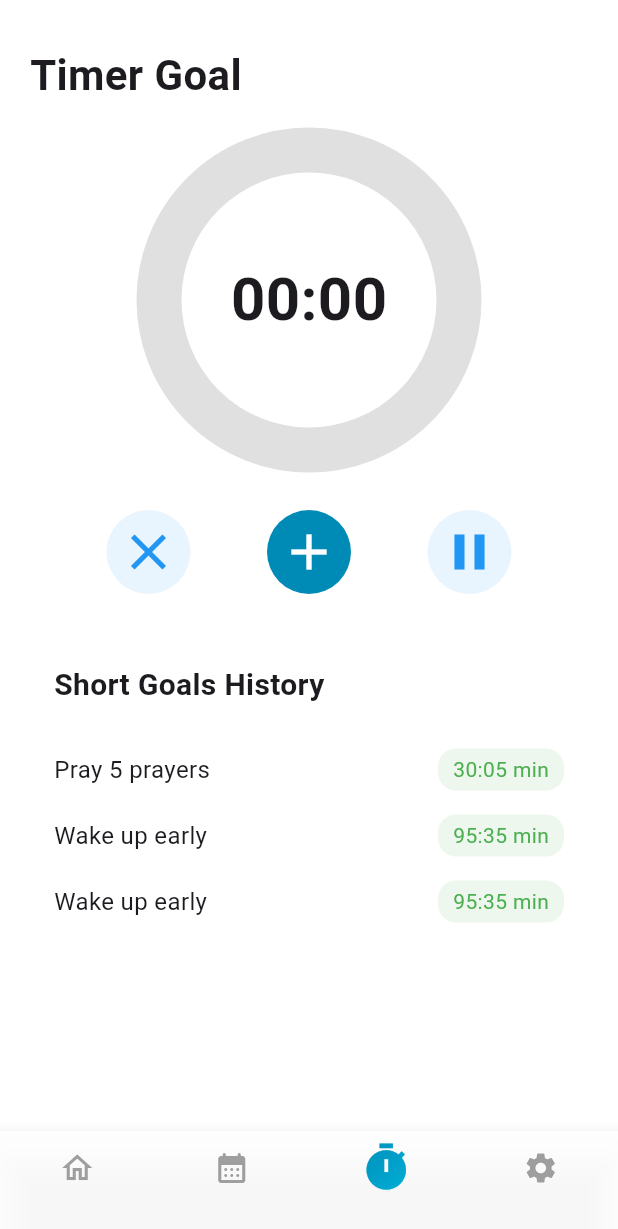
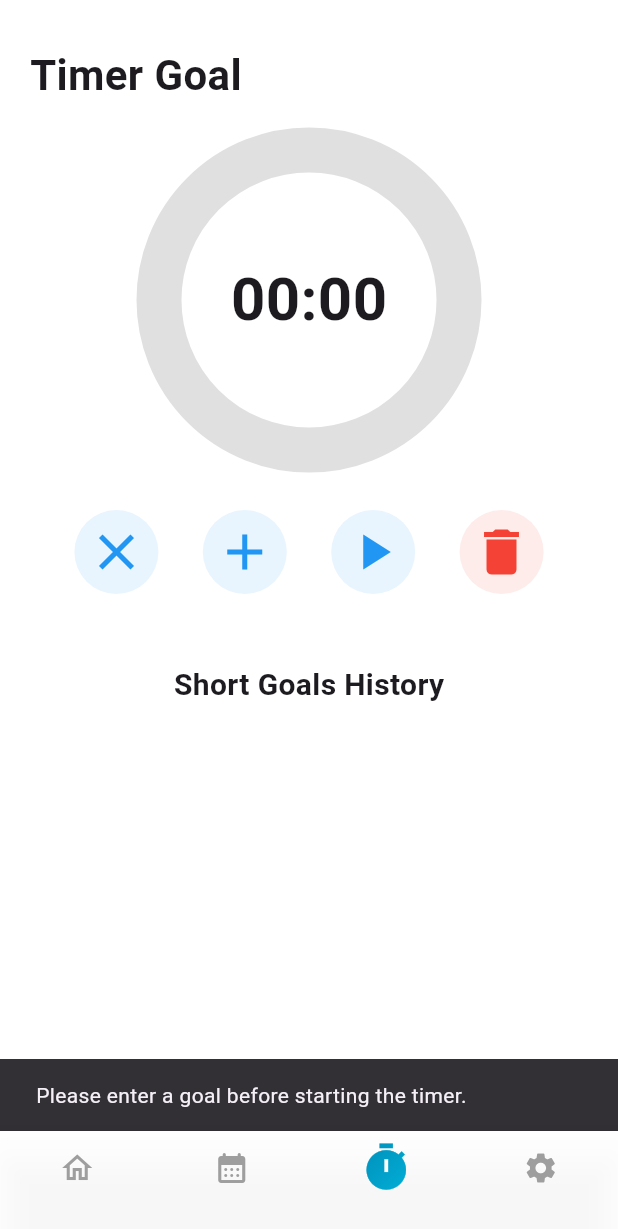
Before and after one commit to MohamedOsama012/habid, a Flutter app: the screen it shows after launch, item 3 of the bottom bar chosen, after a tap on the "play arrow" icon, on a phone screen of 412 x 824 dp. Shown: the top 1229 px of the screen. Run offline on Flutter 3.47's test engine with Material 3 defaults, Android fonts, the phone set to English and light mode, and no system bars; drawn by our look-alikes of loader_overlay; our stand-ins replace awesome_snackbar_content, bloc, cloud_firestore, firebase_auth, firebase_core, flutter_bloc and 7 more; accounts and stored records are empty.

Commit message:
finsh timer 2

```diff
--- a/lib/feature/home/ui/screen/navbar.dart
+++ b/lib/feature/home/ui/screen/navbar.dart
@@ -14,7 +14,7 @@ class _BottomNavBarState extends State<BottomNavBar>
     with WidgetsBindingObserver {
   int curentIndex = 0;
   final screen = [
-    HomeScreen(), // Replace with HomeScreen()
+    const HomeScreen(), // Replace with HomeScreen()
     HabitCalendar(),
     TimerGoalScreen(),
     const Center(child: Text("setting")),
--- a/lib/feature/home/ui/widget/goal_widget.dart
+++ b/lib/feature/home/ui/widget/goal_widget.dart
@@ -56,14 +56,13 @@ class GoalWidget extends StatelessWidget {
               //!2
               BlocBuilder<HomeCubit, HomeState>(
                 builder: (context, state) {
-                  return cubit.goalList.isEmpty
-                      ? Text("not goal Yet")
-                      : ListView.builder(
+                  log("ooooooooooooooooooooooooooooo");
+                  log(state.toString());
+                  return ListView.builder(
                     shrinkWrap: true,
                     itemBuilder: (context, index) {
                       return GoalContaner(
                         dateGoal: cubit.goalList[index],
-                              habitName: cubit.toDohabitList[index].name,
                       );
                     },
                     itemCount: cubit.goalList.length,
--- /dev/null
+++ b/lib/feature/timer/task.dart
@@ -0,0 +1,14 @@
+import 'package:hive/hive.dart';
+
+part 'task.g.dart';
+
+@HiveType(typeId: 0)
+class Task {
+  @HiveField(0)
+  String name;
+
+  @HiveField(1)
+  String period;
+
+  Task({required this.name, required this.period});
+}
--- a/lib/feature/timer/timer_screen.dart
+++ b/lib/feature/timer/timer_screen.dart
@@ -1,7 +1,10 @@
 import 'package:flutter/material.dart';
 import 'package:flutter/services.dart';
+import 'package:habit_track/feature/timer/task.dart';
 import 'dart:async';
 import 'dart:math';
+
+import 'package:hive/hive.dart';
 
 class TimerGoalScreen extends StatefulWidget {
   @override
@@ -29,6 +32,63 @@ class _TimerGoalScreenState extends State<TimerGoalScreen> {
   void initState() {
     super.initState();
     _startTimer();
+    _loadTasks();
+  }
+
+  @override
+  void dispose() {
+    // _timer?.cancel();
+    super.dispose();
+  }
+
+  void _clearHiveData() async {
+    var taskBox = Hive.box('taskBox');
+    await taskBox.clear();
+  }
+
+  List<Task> _tasks = [];
+
+  void _loadTasks() async {
+    var taskBox = Hive.box('taskBox');
+
+    setState(() {
+      _tasks = taskBox.values.cast<Task>().toList();
+    });
+  }
+
+  void _resetHistory() async {
+    if (_tasks.isEmpty) {
+      ScaffoldMessenger.of(context).showSnackBar(
+        SnackBar(
+          content: Text('No goals to delete.'),
+          duration: Duration(seconds: 1),
+        ),
+      );
+    } else {
+      var taskBox = Hive.box('taskBox');
+      await taskBox.deleteFromDisk();
+
+      await Hive.openBox('taskBox');
+
+      setState(() {
+        _timeStart = 0;
+        _timeLeft = 0;
+        _isPaused = true;
+        _tasks = [];
+      });
+    }
+  }
+
+  void _saveGoalToHive(
+      String taskName, int hours, int minutes, int seconds) async {
+    String period =
+        '${hours.toString().padLeft(2, '0')}:${minutes.toString().padLeft(2, '0')}:${seconds.toString().padLeft(2, '0')}';
+
+    var taskBox = Hive.box('taskBox');
+    Task newTask = Task(name: taskName, period: period);
+
+    await taskBox.add(newTask);
+    _loadTasks();
   }
 
   void _startTimer() {
@@ -40,16 +100,46 @@ class _TimerGoalScreenState extends State<TimerGoalScreen> {
         });
       } else if (_timeLeft == 0) {
         _isTimerRunning = false;
+        _isPaused = true;
         timer.cancel();
+
+        if (_goalController.text.isNotEmpty) {
+          int hours = int.tryParse(_hoursController.text) ?? 0;
+          int minutes = int.tryParse(_minutesController.text) ?? 0;
+          int seconds = int.tryParse(_secondsController.text) ?? 0;
+
+          _saveGoalToHive(_goalController.text, hours, minutes, seconds);
+
+          ScaffoldMessenger.of(context).showSnackBar(
+            SnackBar(
+              content: Text('Task "${_goalController.text}" added to history.'),
+              duration: Duration(seconds: 1),
+            ),
+          );
+        }
+
+        _goalController.clear();
+        _hoursController.clear();
+        _minutesController.clear();
+        _secondsController.clear();
       }
     });
   }
 
   void _togglePause() {
+    if (_goalController.text.isEmpty) {
+      ScaffoldMessenger.of(context).showSnackBar(
+        SnackBar(
+          content: Text('Please enter a goal before starting the timer.'),
+          duration: Duration(seconds: 1),
+        ),
+      );
+    } else {
       setState(() {
         _isTimerRunning = !_isTimerRunning;
         _isPaused = !_isPaused;
       });
+    }
   }
 
   void _validateInput() {
@@ -67,12 +157,6 @@ class _TimerGoalScreenState extends State<TimerGoalScreen> {
             _minutesError = _secondsError = 'Enter at least one value';
       }
     });
-  }
-
-  @override
-  void dispose() {
-    _timer?.cancel();
-    super.dispose();
   }
 
   TextInputFormatter _timeInputFormatter({required int maxValue}) {
@@ -154,11 +238,11 @@ class _TimerGoalScreenState extends State<TimerGoalScreen> {
                     ),
                     Container(
                       decoration: BoxDecoration(
-                        color: Color(0xFF008bb7),
+                        color: Colors.blue.withOpacity(0.1),
                         shape: BoxShape.circle,
                       ),
                       child: IconButton(
-                        icon: Icon(Icons.add, color: Colors.white, size: 40),
+                        icon: Icon(Icons.add, color: Colors.blue, size: 40),
                         onPressed: () {
                           showModalBottomSheet(
                             context: context,
@@ -189,6 +273,16 @@ class _TimerGoalScreenState extends State<TimerGoalScreen> {
                         onPressed: _togglePause,
                       ),
                     ),
+                    Container(
+                      decoration: BoxDecoration(
+                        color: Colors.red.withOpacity(0.1),
+                        shape: BoxShape.circle,
+                      ),
+                      child: IconButton(
+                        icon: Icon(Icons.delete, color: Colors.red, size: 40),
+                        onPressed: _resetHistory,
+                      ),
+                    ),
                   ],
                 ),
                 SizedBox(height: 30),
@@ -210,9 +304,17 @@ class _TimerGoalScreenState extends State<TimerGoalScreen> {
                           ),
                         ),
                         SizedBox(height: 20),
-                        _buildHistoryItem('Pray 5 prayers', '30:05 min'),
-                        _buildHistoryItem('Wake up early', '95:35 min'),
-                        _buildHistoryItem('Wake up early', '95:35 min'),
+                        Container(
+                          height: 200,
+                          child: SingleChildScrollView(
+                            child: Column(
+                              children: _tasks.map((task) {
+                                return _buildHistoryItem(
+                                    task.name, task.period);
+                              }).toList(),
+                            ),
+                          ),
+                        ),
                       ],
                     ),
                   ),
@@ -258,7 +360,7 @@ class _TimerGoalScreenState extends State<TimerGoalScreen> {
               decoration: InputDecoration(
                 labelText: 'Your Goal',
                 border: OutlineInputBorder(),
-                errorText: _goalError, // Display error if validation fails
+                errorText: _goalError,
               ),
             ),
             SizedBox(height: 10),
@@ -311,12 +413,10 @@ class _TimerGoalScreenState extends State<TimerGoalScreen> {
             ElevatedButton(
               onPressed: () {
                 setState(() {
-                  // Validate goal name
                   _goalError = _goalController.text.isEmpty
                       ? 'Goal name cannot be empty'
                       : null;
 
-                  // Continue validating time inputs
                   _validateInput();
 
                   if (_hoursError == null &&
@@ -334,19 +434,15 @@ class _TimerGoalScreenState extends State<TimerGoalScreen> {
                       _timeStart = totalSeconds;
                       _timeLeft = totalSeconds;
                     });
-
-                    if (!_isTimerRunning) {
                     _isPaused = true;
                     _timer?.cancel();
                     _startTimer();
-                    }
-
-                    Navigator.of(context).pop(); // Close modal
+                    Navigator.of(context).pop();
                   }
                 });
               },
               style: ElevatedButton.styleFrom(
-                padding: EdgeInsets.zero, // To remove default padding
+                padding: EdgeInsets.zero,
                 shape: RoundedRectangleBorder(
                   borderRadius: BorderRadius.circular(8),
                 ),
--- a/lib/main.dart
+++ b/lib/main.dart
@@ -3,19 +3,25 @@ import 'package:flutter/material.dart';
 import 'package:flutter_screenutil/flutter_screenutil.dart';
 import 'package:habit_track/feature/Auth/cubit/cubit/auth_cubit.dart';
 import 'package:flutter_bloc/flutter_bloc.dart';
+import 'package:habit_track/feature/timer/task.dart';
 import 'package:habit_track/feature/home/cubit/cubit/home_cubit.dart';
 import 'package:habit_track/feature/home/cubit/goal_cubit/cubit/goal_cubit.dart';
-import 'package:habit_track/feature/home/data/home_firebase_operation.dart';
 
 import 'package:habit_track/feature/home/ui/screen/navbar.dart';
 import 'package:habit_track/firebase_options.dart';
+import 'package:hive/hive.dart';
 import 'package:loader_overlay/loader_overlay.dart';
+
+import 'package:hive_flutter/adapters.dart';
 
 void main() async {
   WidgetsFlutterBinding.ensureInitialized();
   await Firebase.initializeApp(
     options: DefaultFirebaseOptions.currentPlatform,
   );
+  await Hive.initFlutter();
+  Hive.registerAdapter(TaskAdapter());
+  await Hive.openBox('taskBox');
   runApp(const MyApp());
 }
 
--- a/pubspec.yaml
+++ b/pubspec.yaml
@@ -47,6 +47,8 @@ dependencies:
   percent_indicator: ^4.2.3
   flutter_calendar_carousel: ^2.4.4
   uuid: ^4.5.1
+  hive: ^2.2.3
+  hive_flutter: ^1.1.0
 
 dev_dependencies:
   flutter_test:
```
Also changed, not shown: lib/feature/timer/task.g.dart (added), pubspec.lock, 1 other file. Lines whose indentation alone changed are shown as unchanged.
